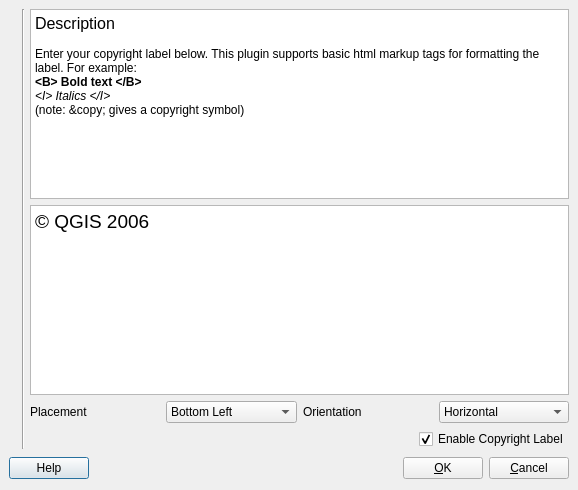
Before: the Qt Designer form src/plugins/copyright_label/pluginguibase.ui in qgis/QGIS, drawn with Qt 5.
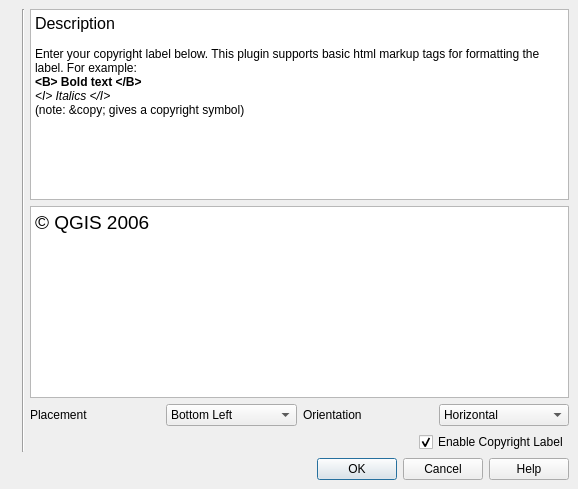
After: the same form once the commit is applied. Icons and pictures are not drawn.

Commit message: Convert dialogs to Qt 4.2 StandardButton API. Also fix memory leaks by using the delete operator or Qt::WA_DeleteOnClose along with accept or reject rather then deprecated Qt3 routines. Also eliminate compiler warnings.

```diff
--- a/src/plugins/copyright_label/pluginguibase.ui
+++ b/src/plugins/copyright_label/pluginguibase.ui
@@ -6,7 +6,7 @@
     <x>0</x>
     <y>0</y>
     <width>578</width>
-    <height>490</height>
+    <height>489</height>
    </rect>
   </property>
   <property name="windowTitle" >
@@ -184,60 +184,14 @@
     </layout>
    </item>
    <item row="4" column="0" colspan="3" >
-    <layout class="QHBoxLayout" >
-     <property name="margin" >
-      <number>0</number>
+    <widget class="QDialogButtonBox" name="buttonBox" >
+     <property name="orientation" >
+      <enum>Qt::Horizontal</enum>
      </property>
-     <property name="spacing" >
-      <number>6</number>
+     <property name="standardButtons" >
+      <set>QDialogButtonBox::Cancel|QDialogButtonBox::Help|QDialogButtonBox::NoButton|QDialogButtonBox::Ok</set>
      </property>
-     <item>
-      <widget class="QPushButton" name="pbnHelp" >
-       <property name="text" >
-        <string>Help</string>
-       </property>
-       <property name="shortcut" >
-        <string>Alt+O</string>
-       </property>
-      </widget>
-     </item>
-     <item>
-      <spacer>
-       <property name="orientation" >
-        <enum>Qt::Horizontal</enum>
-       </property>
-       <property name="sizeType" >
-        <enum>QSizePolicy::Expanding</enum>
-       </property>
-       <property name="sizeHint" >
-        <size>
-         <width>281</width>
-         <height>26</height>
-        </size>
-       </property>
-      </spacer>
-     </item>
-     <item>
-      <widget class="QPushButton" name="pbnOK" >
-       <property name="text" >
-        <string>&amp;OK</string>
-       </property>
-       <property name="shortcut" >
-        <string>Alt+O</string>
-       </property>
-      </widget>
-     </item>
-     <item>
-      <widget class="QPushButton" name="pbnCancel" >
-       <property name="text" >
-        <string>&amp;Cancel</string>
-       </property>
-       <property name="shortcut" >
-        <string>Alt+C</string>
-       </property>
-      </widget>
-     </item>
-    </layout>
+    </widget>
    </item>
   </layout>
  </widget>
```
The commit also changes 48 other files.
